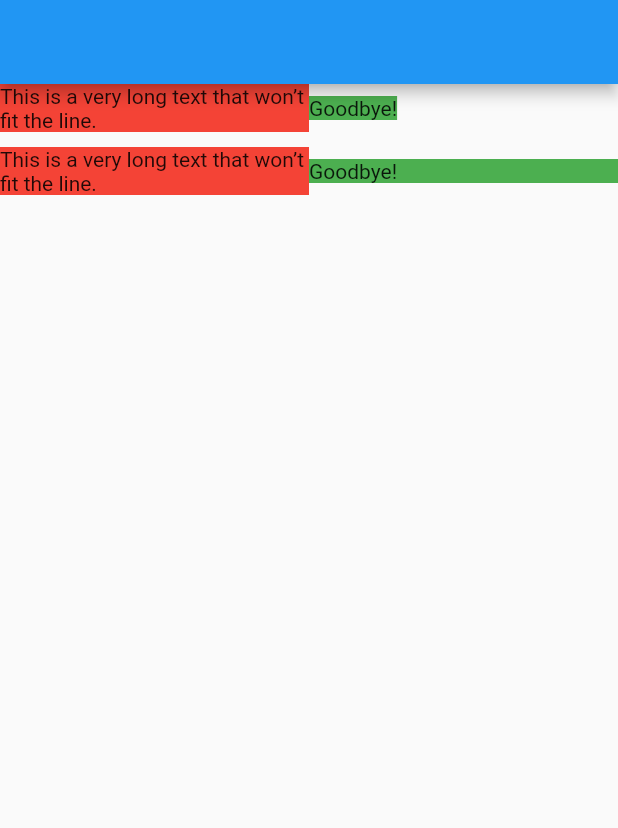
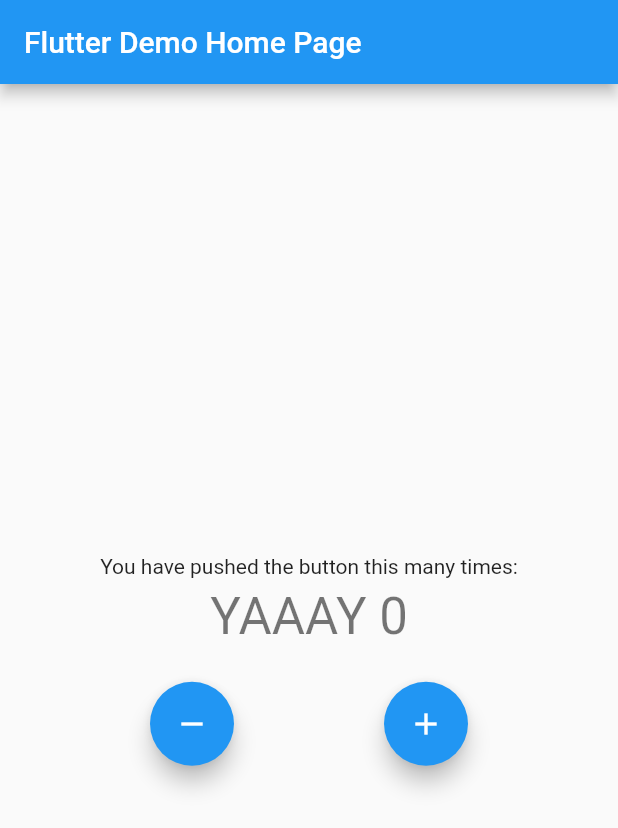
Before and after one commit to adnankhan74444/example_project, a Flutter app: the screen it shows after launch, on a phone screen of 412 x 824 dp. Shown: the top 828 px of the screen. Run offline on Flutter 3.47's test engine with Material 2 defaults, Android fonts, the phone set to English and light mode, and no system bars; our stand-ins replace bloc, flutter_bloc.

Commit message:
cover some topic.

```diff
--- a/lib/bloc/cubit/counter_state.dart
+++ b/lib/bloc/cubit/counter_state.dart
@@ -2,6 +2,7 @@ part of 'counter_cubit.dart';
 
 class CounterState {
   int counterValue;
+  bool wasIncremented;
 
-  CounterState({@required this.counterValue});
+  CounterState({@required this.counterValue, this.wasIncremented});
 }
--- a/lib/main.dart
+++ b/lib/main.dart
@@ -115,38 +115,37 @@
 //     );
 //   }
 // }
-import 'package:example_project/screens/flexible_vs_expanded.dart';
-import 'package:example_project/screens/set_state.dart';
-import 'package:example_project/screens/sliver_appbar.dart';
-import 'package:example_project/screens/stateful_widget_lifecycle.dart';
-import 'package:example_project/screens/value_notif.dart';
-import 'package:flutter/material.dart';
-
-void main() => runApp(new MaterialApp(
-  debugShowCheckedModeBanner: false,
-  home: new MyApp(),
-));
-
-
-
-class MyApp extends StatelessWidget {
-  @override
-  Widget build(BuildContext context) {
-    return MaterialApp(
-      title: 'SetStateVSValue',
-      debugShowCheckedModeBanner: false,
-      theme: ThemeData(
-        primarySwatch: Colors.blue,
-        visualDensity: VisualDensity.adaptivePlatformDensity,
-      ),
-      home: FlexibleVsExpanded(),
-      // home: CustomSliverHeaderDemo(),
-      // home: SetStateExample(),
-      // home: ValueNotifierWidget(),
-
-    );
-  }
-}
+// import 'package:example_project/screens/flexible_vs_expanded.dart';
+// import 'package:example_project/screens/set_state.dart';
+// import 'package:example_project/screens/sliver_appbar.dart';
+// import 'package:example_project/screens/stateful_widget_lifecycle.dart';
+// import 'package:example_project/screens/value_notif.dart';
+// import 'package:flutter/material.dart';
+// void main() => runApp(new MaterialApp(
+//   debugShowCheckedModeBanner: false,
+//   home: new MyApp(),
+// ));
+//
+//
+//
+// class MyApp extends StatelessWidget {
+//   @override
+//   Widget build(BuildContext context) {
+//     return MaterialApp(
+//       title: 'SetStateVSValue',
+//       debugShowCheckedModeBanner: false,
+//       theme: ThemeData(
+//         primarySwatch: Colors.blue,
+//         visualDensity: VisualDensity.adaptivePlatformDensity,
+//       ),
+//       home: FlexibleVsExpanded(),
+//       // home: CustomSliverHeaderDemo(),
+//       // home: SetStateExample(),
+//       // home: ValueNotifierWidget(),
+//
+//     );
+//   }
+// }
 
 // class MainApp extends StatelessWidget {
 //   @override
@@ -174,3 +173,127 @@ class MyApp extends StatelessWidget {
 //         ));
 //   }
 // }
+
+import 'package:flutter/material.dart';
+import 'package:flutter_bloc/flutter_bloc.dart';
+import 'bloc/cubit/counter_cubit.dart';
+
+void main() {
+  runApp(MyApp());
+}
+
+class MyApp extends StatelessWidget {
+  @override
+  Widget build(BuildContext context) {
+    return MaterialApp(
+      title: 'Flutter Demo',
+      theme: ThemeData(
+        primarySwatch: Colors.blue,
+        visualDensity: VisualDensity.adaptivePlatformDensity,
+      ),
+      home: BlocProvider<CounterCubit>(
+        create: (context) => CounterCubit(),
+        child: MyHomePage(title: 'Flutter Demo Home Page'),
+      ),
+    );
+  }
+}
+
+class MyHomePage extends StatefulWidget {
+  MyHomePage({Key key, this.title}) : super(key: key);
+
+  final String title;
+
+  @override
+  _MyHomePageState createState() => _MyHomePageState();
+}
+
+class _MyHomePageState extends State<MyHomePage> {
+  @override
+  Widget build(BuildContext context) {
+    return Scaffold(
+      appBar: AppBar(
+        title: Text(widget.title),
+      ),
+      body: Center(
+        child: Column(
+          mainAxisAlignment: MainAxisAlignment.center,
+          children: <Widget>[
+            Text(
+              'You have pushed the button this many times:',
+            ),
+            SizedBox(
+              height: 5,
+            ),
+            BlocConsumer<CounterCubit, CounterState>(
+              listener: (context, state) {
+                if (state.wasIncremented == true) {
+                  Scaffold.of(context).showSnackBar(
+                    SnackBar(
+                      content: Text('Incremented!'),
+                      duration: Duration(milliseconds: 300),
+                    ),
+                  );
+                } else if (state.wasIncremented == false) {
+                  Scaffold.of(context).showSnackBar(
+                    SnackBar(
+                      content: Text('Decremented!'),
+                      duration: Duration(milliseconds: 300),
+                    ),
+                  );
+                }
+              },
+              builder: (context, state) {
+                if (state.counterValue < 0) {
+                  return Text(
+                    'BRR, NEGATIVE ' + state.counterValue.toString(),
+                    style: Theme.of(context).textTheme.headline4,
+                  );
+                } else if (state.counterValue % 2 == 0) {
+                  return Text(
+                    'YAAAY ' + state.counterValue.toString(),
+                    style: Theme.of(context).textTheme.headline4,
+                  );
+                } else if (state.counterValue == 5) {
+                  return Text(
+                    'HMM, NUMBER 5',
+                    style: Theme.of(context).textTheme.headline4,
+                  );
+                } else
+                  return Text(
+                    state.counterValue.toString(),
+                    style: Theme.of(context).textTheme.headline4,
+                  );
+              },
+            ),
+            SizedBox(
+              height: 24,
+            ),
+            Row(
+              mainAxisAlignment: MainAxisAlignment.spaceEvenly,
+              children: [
+                FloatingActionButton(
+                  heroTag: Text('${widget.title}'),
+                  onPressed: () {
+                    context.read<CounterCubit>().decrement();
+                  },
+                  tooltip: 'Decrement',
+                  child: Icon(Icons.remove),
+                ),
+                FloatingActionButton(
+                  heroTag: Text('${widget.title} #2'),
+                  onPressed: () {
+                    // BlocProvider.of<CounterCubit>(context).increment();
+                    context.read<CounterCubit>().increment();
+                  },
+                  tooltip: 'Increment',
+                  child: Icon(Icons.add),
+                ),
+              ],
+            ),
+          ],
+        ),
+      ),
+    );
+  }
+}
```
Also changed, not shown: lib/bloc/basic_explanation.dart (+45 -7 lines).
